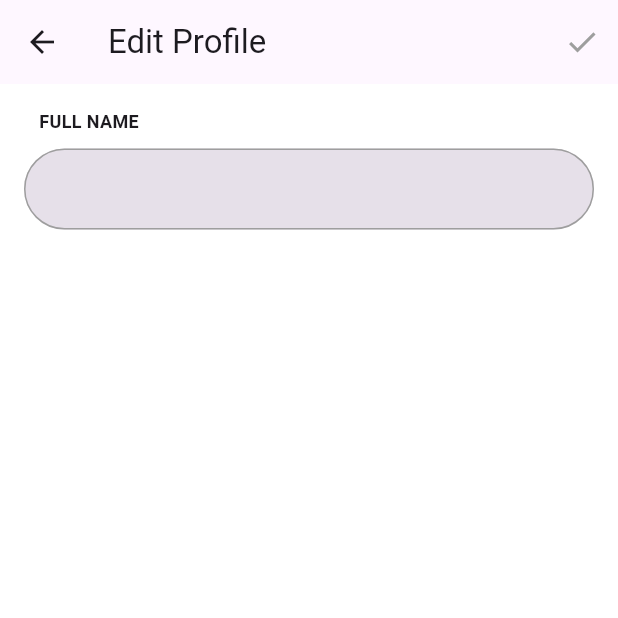
After one commit to hspark15429/uniberry2, a Flutter app: the EditProfileView screen opened directly, on a phone screen of 412 x 824 dp, the top half of it. The commit adds this screen. Run offline on Flutter 3.47's test engine with Material 3 defaults, Android fonts, the phone set to English and light mode, and no system bars; our stand-ins replace bloc, cloud_firestore, dartz, equatable, firebase_auth, firebase_core and 8 more; missing offline and left inert: algolia_helper_flutter, any_link_preview, firebase_ui_auth, typesense; accounts and stored records are empty.

Commit message:
profile edit

```diff
--- a/lib/core/common/widgets/i_field.dart
+++ b/lib/core/common/widgets/i_field.dart
@@ -16,7 +16,6 @@ class IField extends StatelessWidget {
     this.hintStyle,
     this.overrideValidator = false,
     this.maxlines = 1,
-    required TextStyle textStyle,
   });
 
   final String? Function(String?)? validator;
--- a/lib/src/auth/presentation/widgets/sign_in_form.dart
+++ b/lib/src/auth/presentation/widgets/sign_in_form.dart
@@ -30,7 +30,6 @@ class _SignInFormState extends State<SignInForm> {
           IField(
             controller: widget.emailController,
             hintText: 'Email address',
-            textStyle: TextStyle(color: Colors.black),
             fillColour: Colors.grey.withOpacity(0.2),
             prefixIcon: const Icon(Icons.mail_outline, color: Colors.black),
             keyboardType: TextInputType.emailAddress,
@@ -39,7 +38,6 @@ class _SignInFormState extends State<SignInForm> {
           IField(
             controller: widget.passwordController,
             hintText: 'Password',
-            textStyle: const TextStyle(color: Colors.black),
             fillColour: Colors.grey.withOpacity(0.2),
             obscureText: obscurePassword,
             keyboardType: TextInputType.visiblePassword,
--- a/lib/src/auth/presentation/widgets/sign_up_form.dart
+++ b/lib/src/auth/presentation/widgets/sign_up_form.dart
@@ -35,7 +35,6 @@ class _SignUpFormState extends State<SignUpForm> {
           IField(
             controller: widget.fullNameController,
             hintText: 'Full Name',
-            textStyle: TextStyle(color: Colors.black),
             fillColour: Colors.grey.withOpacity(0.2),
             prefixIcon: const Icon(Icons.perm_identity, color: Colors.black),
             keyboardType: TextInputType.name,
@@ -44,7 +43,6 @@ class _SignUpFormState extends State<SignUpForm> {
           IField(
             controller: widget.emailController,
             hintText: 'Email address',
-            textStyle: TextStyle(color: Colors.black),
             fillColour: Colors.grey.withOpacity(0.2),
             prefixIcon: const Icon(Icons.mail_outline, color: Colors.black),
             keyboardType: TextInputType.emailAddress,
@@ -53,7 +51,6 @@ class _SignUpFormState extends State<SignUpForm> {
           IField(
             controller: widget.passwordController,
             hintText: 'Password',
-            textStyle: TextStyle(color: Colors.black),
             fillColour: Colors.grey.withOpacity(0.2),
             prefixIcon: const Icon(Icons.lock_outline, color: Colors.black),
             obscureText: obscurePassword,
@@ -74,7 +71,6 @@ class _SignUpFormState extends State<SignUpForm> {
           IField(
             controller: widget.confirmPasswordController,
             hintText: 'Confirm Password',
-            textStyle: TextStyle(color: Colors.black),
             fillColour: Colors.grey.withOpacity(0.2),
             prefixIcon: const Icon(Icons.lock_outline, color: Colors.black),
             obscureText: obscureConfirmPassword,
--- a/lib/src/comment/presentation/widgets/comment_card.dart
+++ b/lib/src/comment/presentation/widgets/comment_card.dart
@@ -16,7 +16,7 @@ class CommentCard extends StatelessWidget {
   Widget build(BuildContext context) {
     return ListTile(
       title: Text(comment.content),
-      subtitle: Text(comment.author),
+      subtitle: Text('${comment.author}#${comment.uid.trim().substring(0, 5)}'),
       trailing: (comment.uid == context.read<UserProvider>().user!.uid)
           ? IconButton(
               icon: const Icon(Icons.delete),
--- a/lib/src/dashboard/presentation/providers/dashboard_controller.dart
+++ b/lib/src/dashboard/presentation/providers/dashboard_controller.dart
@@ -101,21 +101,14 @@ class DashboardController extends ChangeNotifier {
       ),
       child: const PersistentView(),
     ),
-    BlocProvider(
-      create: (_) => sl<AuthenticationCubit>(),
+    MultiBlocProvider(
+      providers: [
+        BlocProvider(create: (_) => sl<AuthenticationCubit>()),
+        BlocProvider(create: (context) => sl<CommentCubit>()),
+        BlocProvider(create: (context) => sl<PostCubit>()),
+      ],
       child: ChangeNotifierProvider(
-        create: (_) => TabNavigator(TabItem(
-            child: MultiBlocProvider(
-          providers: [
-            BlocProvider(
-              create: (context) => sl<CommentCubit>(),
-            ),
-            BlocProvider(
-              create: (context) => sl<PostCubit>(),
-            ),
-          ],
-          child: const ProfileView(),
-        ))),
+        create: (_) => TabNavigator(TabItem(child: const ProfileView())),
         child: const PersistentView(),
       ),
     ),
--- a/lib/src/forum/presentation/widgets/add_post_form.dart
+++ b/lib/src/forum/presentation/widgets/add_post_form.dart
@@ -64,7 +64,6 @@ class _AddPostFormState extends State<AddPostForm> {
           IField(
             controller: widget.titleController,
             hintText: 'Title',
-            textStyle: const TextStyle(color: Colors.black),
             filled: true,
             fillColour: Colors.white, // 입력 필드 배경색을 흰색으로 설정
           ),
@@ -134,7 +133,6 @@ class _AddPostFormState extends State<AddPostForm> {
             IField(
               controller: widget.contentController,
               hintText: 'Content',
-              textStyle: const TextStyle(color: Colors.black),
               maxlines: 15,
               filled: true,
               fillColour: Colors.white, // 입력 필드 배경색을 흰색으로 설정
@@ -160,7 +158,6 @@ class _AddPostFormState extends State<AddPostForm> {
             IField(
               controller: widget.linkController,
               hintText: 'Link URL',
-              textStyle: const TextStyle(color: Colors.black),
               filled: true,
               fillColour: Colors.white, // 입력 필드 배경색을 흰색으로 설정
               keyboardType: TextInputType.url,
--- a/lib/src/forum/presentation/widgets/post_card.dart
+++ b/lib/src/forum/presentation/widgets/post_card.dart
@@ -84,7 +84,7 @@ class PostCard extends StatelessWidget {
             Row(
               children: [
                 Text(
-                  post.author,
+                  '${post.author}#${post.uid.trim().substring(0, 5)}',
                   style: const TextStyle(fontSize: 14, color: Colors.grey),
                 ),
                 const Spacer(),
--- /dev/null
+++ b/lib/src/profile/presentation/views/edit_profile_view.dart
@@ -0,0 +1,106 @@
+import 'package:flutter/foundation.dart';
+import 'package:flutter/material.dart';
+import 'package:flutter_bloc/flutter_bloc.dart';
+import 'package:provider/provider.dart';
+import 'package:uniberry/core/common/providers/tab_navigator.dart';
+import 'package:uniberry/core/enums/update_user_enum.dart';
+import 'package:uniberry/core/providers/user_provider.dart';
+import 'package:uniberry/core/utils/core_utils.dart';
+import 'package:uniberry/src/auth/domain/entities/user.dart';
+import 'package:uniberry/src/auth/presentation/cubit/authentication_cubit.dart';
+import 'package:uniberry/src/profile/presentation/widgets/edit_profile_form.dart';
+
+class EditProfileView extends StatefulWidget {
+  const EditProfileView({super.key});
+
+  @override
+  State<EditProfileView> createState() => _EditProfileViewState();
+}
+
+class _EditProfileViewState extends State<EditProfileView> {
+  final fullNameController = TextEditingController();
+
+  late LocalUser user;
+
+  bool get nameChanged =>
+      user.fullName.trim() != fullNameController.text.trim();
+
+  bool get nothingChanged =>
+      user.fullName.trim() == fullNameController.text.trim();
+
+  @override
+  void initState() {
+    user = context.read<UserProvider>().user!;
+    fullNameController.text = user.fullName.trim();
+    super.initState();
+  }
+
+  @override
+  void dispose() {
+    fullNameController.dispose();
+    super.dispose();
+  }
+
+  @override
+  Widget build(BuildContext context) {
+    return BlocConsumer<AuthenticationCubit, AuthenticationState>(
+      listener: (context, state) {
+        if (state is UserUpdated) {
+          CoreUtils.showSnackBar(context, 'Profile updated successfully');
+          context.read<TabNavigator>().pop();
+        } else if (state is AuthenticationError) {
+          CoreUtils.showSnackBar(context, state.message);
+        }
+      },
+      builder: (_, state) {
+        return Scaffold(
+          appBar: AppBar(
+            leading: BackButton(
+              onPressed: () {
+                context.read<TabNavigator>().pop();
+              },
+            ),
+            title: const Text(
+              'Edit Profile',
+            ),
+            actions: [
+              IconButton(
+                icon: state is AuthenticationLoading
+                    ? const Center(
+                        child: CircularProgressIndicator(),
+                      )
+                    : StatefulBuilder(
+                        builder: (_, refresh) {
+                          // add listeners for the controllers and refresh
+                          fullNameController.addListener(() => refresh(() {}));
+                          return Icon(
+                            Icons.check,
+                            color: nothingChanged
+                                ? Colors.grey
+                                : Colors.blueAccent,
+                          );
+                        },
+                      ),
+                onPressed: () {
+                  context.read<AuthenticationCubit>().updateUser(
+                        action: UpdateUserAction.displayName,
+                        userData: fullNameController.text.trim(),
+                      );
+                },
+              ),
+            ],
+          ),
+          body: ListView(
+            padding: const EdgeInsets.all(16),
+            children: [
+              EditProfileForm(
+                fullNameController: fullNameController,
+                user: user,
+              ),
+            ],
+          ),
+        );
+      },
+    );
+  }
+}
--- a/lib/src/profile/presentation/views/profile_view.dart
+++ b/lib/src/profile/presentation/views/profile_view.dart
@@ -11,6 +11,7 @@ import 'package:uniberry/core/providers/user_provider.dart';
 import 'package:uniberry/core/res/colours.dart';
 import 'package:uniberry/core/res/res.dart';
 import 'package:uniberry/core/services/injection_container.dart';
+import 'package:uniberry/src/profile/presentation/views/edit_profile_view.dart';
 import 'package:uniberry/src/profile/presentation/widgets/pop_up_item.dart';
 import 'package:uniberry/src/profile/presentation/widgets/profile_body.dart';
 import 'package:uniberry/src/profile/presentation/widgets/profile_header.dart';
@@ -69,11 +70,11 @@ class _ProfileViewState extends State<ProfileView> {
                       ),
                     ),
                     onTap: () {
-                      // context.read<TabNavigator>().push(
-                      //       TabItem(
-                      //         child: const Placeholder(),
-                      //       ),
-                      //     );
+                      context.read<TabNavigator>().push(
+                            TabItem(
+                              child: const EditProfileView(),
+                            ),
+                          );
                     },
                   ),
                   const PopupMenuItem<void>(
--- /dev/null
+++ b/lib/src/profile/presentation/widgets/edit_profile_form.dart
@@ -0,0 +1,28 @@
+import 'package:flutter/material.dart';
+import 'package:uniberry/src/auth/domain/entities/user.dart';
+import 'package:uniberry/src/profile/presentation/widgets/edit_profile_form_field.dart';
+
+class EditProfileForm extends StatelessWidget {
+  const EditProfileForm({
+    required this.fullNameController,
+    required this.user,
+    super.key,
+  });
+
+  final TextEditingController fullNameController;
+  final LocalUser user;
+
+  @override
+  Widget build(BuildContext context) {
+    return Column(
+      crossAxisAlignment: CrossAxisAlignment.start,
+      children: [
+        EditProfileFormField(
+          controller: fullNameController,
+          hintText: user.fullName,
+          fieldTitle: 'FULL NAME',
+        ),
+      ],
+    );
+  }
+}
--- /dev/null
+++ b/lib/src/profile/presentation/widgets/edit_profile_form_field.dart
@@ -0,0 +1,34 @@
+import 'package:flutter/material.dart';
+import 'package:uniberry/core/common/widgets/i_field.dart';
+
+class EditProfileFormField extends StatelessWidget {
+  const EditProfileFormField({
+    required this.controller,
+    required this.hintText,
+    required this.fieldTitle,
+    this.readOnly = false,
+    super.key,
+  });
+
+  final TextEditingController controller;
+  final String? hintText;
+  final String fieldTitle;
+  final bool readOnly;
+
+  @override
+  Widget build(BuildContext context) {
+    const titleStyle = TextStyle(fontWeight: FontWeight.w700, fontSize: 12);
+    return Column(
+      crossAxisAlignment: CrossAxisAlignment.start,
+      children: [
+        Padding(
+          padding: const EdgeInsets.only(left: 10),
+          child: Text(fieldTitle, style: titleStyle),
+        ),
+        const SizedBox(height: 10),
+        IField(controller: controller, hintText: hintText, readOnly: readOnly),
+        const SizedBox(height: 30),
+      ],
+    );
+  }
+}
```
Also changed, not shown: 1 other file.
